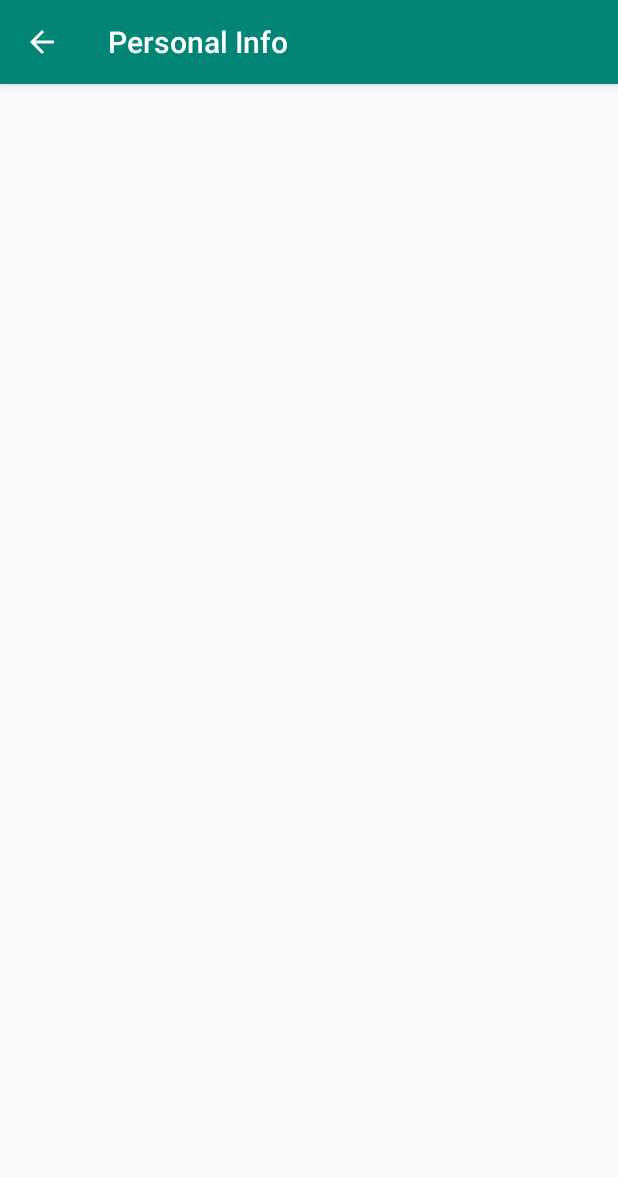
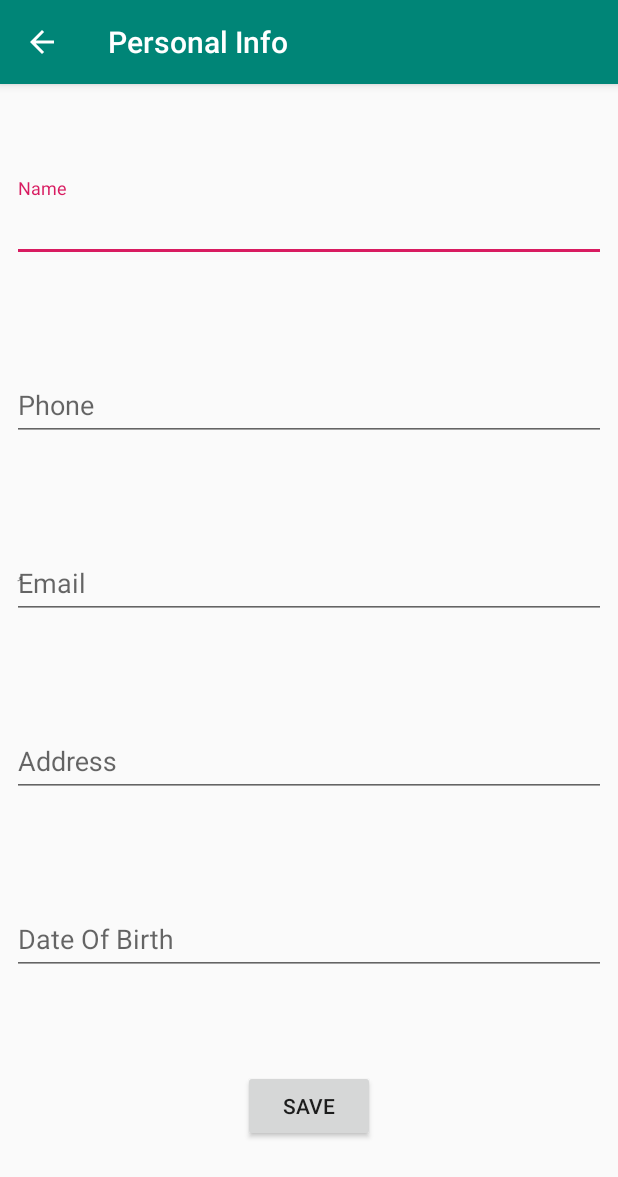
Before and after one commit to muhammad1339/CVBuilder-Muhammad, an Android app: the PersonalInfoActivity screen opened directly, with no data from a screen before it, on a phone screen of 412 x 824 dp. Shown: the top 1177 px of the screen. Run offline under Robolectric (Android 15) with nearby library versions, the phone set to English and light mode, and no system bars.

Commit message:
Adding More Sections-Fix Modifying Skills

```diff
--- a/app/src/main/java/com/prodev/cvbuilder/activities/PersonalInfoActivity.java
+++ b/app/src/main/java/com/prodev/cvbuilder/activities/PersonalInfoActivity.java
@@ -1,11 +1,17 @@
 package com.prodev.cvbuilder.activities;
 
+import android.support.v4.app.FragmentManager;
 import android.support.v7.app.AppCompatActivity;
 import android.os.Bundle;
 
 import com.prodev.cvbuilder.R;
+import com.prodev.cvbuilder.fragments.PersonalInfoEditFragment;
+import com.prodev.cvbuilder.fragments.PersonalInfoViewFragment;
 
 public class PersonalInfoActivity extends AppCompatActivity {
+    FragmentManager fragmentManager;
+    PersonalInfoEditFragment personalInfoEditFragment;
+    PersonalInfoViewFragment personalInfoViewFragment;
 
     @Override
     protected void onCreate(Bundle savedInstanceState) {
@@ -14,5 +20,12 @@ public class PersonalInfoActivity extends AppCompatActivity {
         if (getSupportActionBar() != null) {
             getSupportActionBar().setDisplayHomeAsUpEnabled(true);
         }
+        personalInfoEditFragment = new PersonalInfoEditFragment();
+        personalInfoViewFragment = new PersonalInfoViewFragment();
+
+        fragmentManager = getSupportFragmentManager();
+        fragmentManager.beginTransaction()
+                .replace(R.id.personal_info_frag_container, personalInfoEditFragment)
+                .commit();
     }
 }
--- a/app/src/main/java/com/prodev/cvbuilder/data/PersonalInfo.java
+++ b/app/src/main/java/com/prodev/cvbuilder/data/PersonalInfo.java
@@ -4,13 +4,15 @@ public class PersonalInfo {
     private String name;
     private String phone;
     private String email;
-    private int age;
+    private String address;
+    private String dateOfBirth;
 
-    public PersonalInfo(String name, String phone, String email, int age) {
+    public PersonalInfo(String name, String phone, String email, String address, String dateOfBirth) {
         this.name = name;
         this.phone = phone;
         this.email = email;
-        this.age = age;
+        this.address = address;
+        this.dateOfBirth = dateOfBirth;
     }
 
     public String getName() {
@@ -25,7 +27,11 @@ public class PersonalInfo {
         return email;
     }
 
-    public int getAge() {
-        return age;
+    public String getAddress() {
+        return address;
+    }
+
+    public String getDateOfBirth() {
+        return dateOfBirth;
     }
 }
--- a/app/src/main/java/com/prodev/cvbuilder/fragments/PersonalInfoEditFragment.java
+++ b/app/src/main/java/com/prodev/cvbuilder/fragments/PersonalInfoEditFragment.java
@@ -1,6 +1,20 @@
 package com.prodev.cvbuilder.fragments;
 
+import android.os.Bundle;
+import android.support.annotation.NonNull;
+import android.support.annotation.Nullable;
 import android.support.v4.app.Fragment;
+import android.view.LayoutInflater;
+import android.view.View;
+import android.view.ViewGroup;
+
+import com.prodev.cvbuilder.R;
 
 public class PersonalInfoEditFragment extends Fragment {
+    @Nullable
+    @Override
+    public View onCreateView(@NonNull LayoutInflater inflater, @Nullable ViewGroup container, @Nullable Bundle savedInstanceState) {
+        View view = inflater.inflate(R.layout.fragment_personal_info_edit,container,false);
+        return view;
+    }
 }
--- a/app/src/main/res/layout/activity_personal_info.xml
+++ b/app/src/main/res/layout/activity_personal_info.xml
@@ -2,6 +2,7 @@
 <android.support.constraint.ConstraintLayout xmlns:android="http://schemas.android.com/apk/res/android"
     xmlns:app="http://schemas.android.com/apk/res-auto"
     xmlns:tools="http://schemas.android.com/tools"
+    android:id="@+id/personal_info_frag_container"
     android:layout_width="match_parent"
     android:layout_height="match_parent"
     tools:context=".activities.PersonalInfoActivity">
--- /dev/null
+++ b/app/src/main/res/layout/fragment_personal_info_edit.xml
@@ -0,0 +1,119 @@
+<?xml version="1.0" encoding="utf-8"?>
+<android.support.constraint.ConstraintLayout xmlns:android="http://schemas.android.com/apk/res/android"
+    xmlns:app="http://schemas.android.com/apk/res-auto"
+    xmlns:tools="http://schemas.android.com/tools"
+    android:layout_width="match_parent"
+    android:layout_height="match_parent">
+
+    <android.support.design.widget.TextInputLayout
+        android:id="@+id/textInputLayout8"
+        android:layout_width="match_parent"
+        android:layout_height="wrap_content"
+        android:layout_marginStart="8dp"
+        android:layout_marginEnd="8dp"
+        app:layout_constraintBottom_toTopOf="@+id/textInputLayout7"
+        app:layout_constraintEnd_toEndOf="parent"
+        app:layout_constraintHorizontal_bias="0.5"
+        app:layout_constraintStart_toStartOf="parent"
+        app:layout_constraintTop_toTopOf="parent">
+
+        <android.support.design.widget.TextInputEditText
+            android:id="@+id/et_name"
+            android:layout_width="match_parent"
+            android:layout_height="wrap_content"
+            android:hint="@string/name"
+            android:inputType="text" />
+    </android.support.design.widget.TextInputLayout>
+
+    <android.support.design.widget.TextInputLayout
+        android:id="@+id/textInputLayout7"
+        android:layout_width="match_parent"
+        android:layout_height="wrap_content"
+        android:layout_marginStart="8dp"
+        android:layout_marginEnd="8dp"
+        app:layout_constraintBottom_toTopOf="@+id/textInputLayout5"
+        app:layout_constraintEnd_toEndOf="parent"
+        app:layout_constraintHorizontal_bias="0.5"
+        app:layout_constraintStart_toStartOf="parent"
+        app:layout_constraintTop_toBottomOf="@+id/textInputLayout8">
+
+        <android.support.design.widget.TextInputEditText
+            android:id="@+id/et_phone"
+            android:layout_width="match_parent"
+            android:layout_height="wrap_content"
+            android:hint="@string/phone"
+            android:inputType="phone" />
+    </android.support.design.widget.TextInputLayout>
+
+    <android.support.design.widget.TextInputLayout
+        android:id="@+id/textInputLayout5"
+        android:layout_width="match_parent"
+        android:layout_height="wrap_content"
+        android:layout_marginStart="8dp"
+        android:layout_marginEnd="8dp"
+        app:layout_constraintBottom_toTopOf="@+id/textInputLayout4"
+        app:layout_constraintEnd_toEndOf="parent"
+        app:layout_constraintHorizontal_bias="0.5"
+        app:layout_constraintStart_toStartOf="parent"
+        app:layout_constraintTop_toBottomOf="@+id/textInputLayout7">
+
+        <android.support.design.widget.TextInputEditText
+            android:id="@+id/et_email"
+            android:layout_width="match_parent"
+            android:layout_height="wrap_content"
+            android:hint="@string/email"
+            android:inputType="textEmailAddress" />
+    </android.support.design.widget.TextInputLayout>
+
+    <android.support.design.widget.TextInputLayout
+        android:id="@+id/textInputLayout4"
+        android:layout_width="match_parent"
+        android:layout_height="wrap_content"
+        android:layout_marginStart="8dp"
+        android:layout_marginEnd="8dp"
+        app:layout_constraintBottom_toTopOf="@+id/textInputLayout6"
+        app:layout_constraintEnd_toEndOf="parent"
+        app:layout_constraintHorizontal_bias="0.5"
+        app:layout_constraintStart_toStartOf="parent"
+        app:layout_constraintTop_toBottomOf="@+id/textInputLayout5">
+
+        <android.support.design.widget.TextInputEditText
+            android:id="@+id/et_address"
+            android:layout_width="match_parent"
+            android:layout_height="wrap_content"
+            android:hint="@string/address"
+            android:inputType="text" />
+    </android.support.design.widget.TextInputLayout>
+
+    <android.support.design.widget.TextInputLayout
+        android:id="@+id/textInputLayout6"
+        android:layout_width="match_parent"
+        android:layout_height="wrap_content"
+        android:layout_marginStart="8dp"
+        android:layout_marginEnd="8dp"
+        app:layout_constraintBottom_toTopOf="@+id/button"
+        app:layout_constraintEnd_toEndOf="parent"
+        app:layout_constraintHorizontal_bias="0.5"
+        app:layout_constraintStart_toStartOf="parent"
+        app:layout_constraintTop_toBottomOf="@+id/textInputLayout4">
+
+        <android.support.design.widget.TextInputEditText
+            android:id="@+id/et_dat_of_birth"
+            android:layout_width="match_parent"
+            android:layout_height="wrap_content"
+            android:hint="@string/date_of_birth"
+            android:inputType="date"/>
+    </android.support.design.widget.TextInputLayout>
+
+    <Button
+        android:id="@+id/button"
+        android:layout_width="wrap_content"
+        android:layout_height="wrap_content"
+        android:layout_marginStart="8dp"
+        android:layout_marginEnd="8dp"
+        android:text="@string/save"
+        app:layout_constraintBottom_toBottomOf="parent"
+        app:layout_constraintEnd_toEndOf="parent"
+        app:layout_constraintStart_toStartOf="parent"
+        app:layout_constraintTop_toBottomOf="@+id/textInputLayout6" />
+</android.support.constraint.ConstraintLayout>
--- a/app/src/main/res/values/strings.xml
+++ b/app/src/main/res/values/strings.xml
@@ -16,6 +16,11 @@
     <string name="intermediate">Intermediate</string>
     <string name="advanced">Advanced</string>
     <string name="new_skill">New Skill</string>
+    <string name="name">Name</string>
+    <string name="phone">Phone</string>
+    <string name="email">ُEmail</string>
+    <string name="date_of_birth">Date Of Birth</string>
+    <string name="address">Address</string>
     <string-array name="spinner_degree">
         <item>Bachelor\'s degree</item>
         <item>Master\'s degree</item>
```
